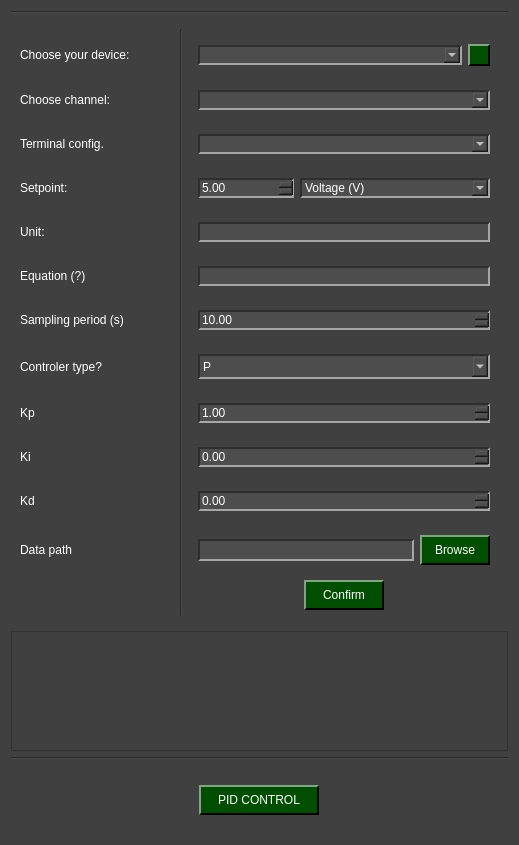
First picture: the form in pydaq/uis/PyDAQ_pid_control_NIDAQ_widget.ui, repository CayoRw/pydaq, before the edit.
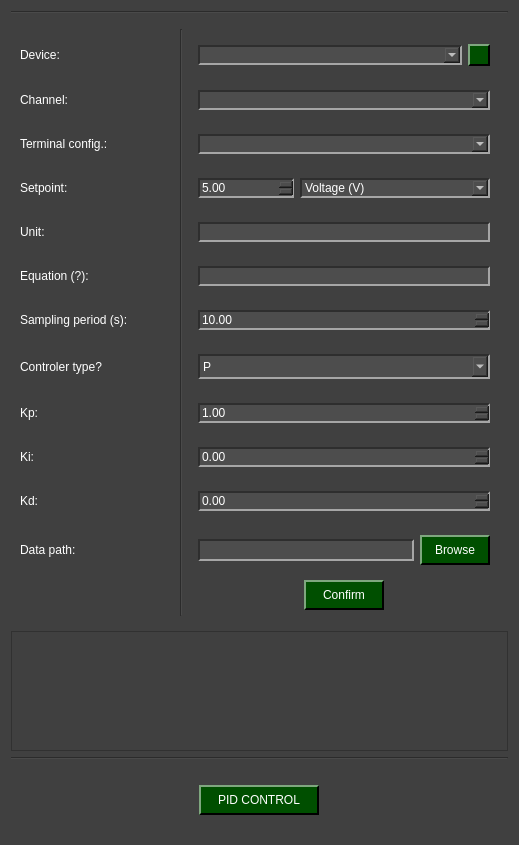
Second picture: the form after the edit. Icons and pictures are not drawn.

What changed in the file:
```diff
--- a/pydaq/uis/PyDAQ_pid_control_NIDAQ_widget.ui
+++ b/pydaq/uis/PyDAQ_pid_control_NIDAQ_widget.ui
@@ -362,7 +362,7 @@
          </size>
         </property>
         <property name="text">
-         <string>Kp</string>
+         <string>Kp:</string>
         </property>
        </widget>
       </item>
@@ -488,7 +488,7 @@
          </size>
         </property>
         <property name="text">
-         <string>Kd</string>
+         <string>Kd:</string>
         </property>
        </widget>
       </item>
@@ -501,7 +501,7 @@
          </size>
         </property>
         <property name="text">
-         <string>Equation (?)</string>
+         <string>Equation (?):</string>
         </property>
        </widget>
       </item>
@@ -527,7 +527,7 @@
       <item row="12" column="0">
        <widget class="QLabel" name="label_path">
         <property name="text">
-         <string>Data path</string>
+         <string>Data path:</string>
         </property>
        </widget>
       </item>
@@ -613,7 +613,7 @@
          </size>
         </property>
         <property name="text">
-         <string>Choose your device:</string>
+         <string>Device:</string>
         </property>
        </widget>
       </item>
@@ -626,14 +626,14 @@
          </size>
         </property>
         <property name="text">
-         <string>Ki</string>
+         <string>Ki:</string>
         </property>
        </widget>
       </item>
       <item row="2" column="0">
        <widget class="QLabel" name="label_channel">
         <property name="text">
-         <string>Choose channel:</string>
+         <string>Channel:</string>
         </property>
        </widget>
       </item>
@@ -675,7 +675,7 @@
          </size>
         </property>
         <property name="text">
-         <string>Sampling period (s)</string>
+         <string>Sampling period (s):</string>
         </property>
        </widget>
       </item>
@@ -819,7 +819,7 @@
       <item row="3" column="0">
        <widget class="QLabel" name="label_terminal">
         <property name="text">
-         <string>Terminal config.</string>
+         <string>Terminal config.:</string>
         </property>
        </widget>
       </item>
```
